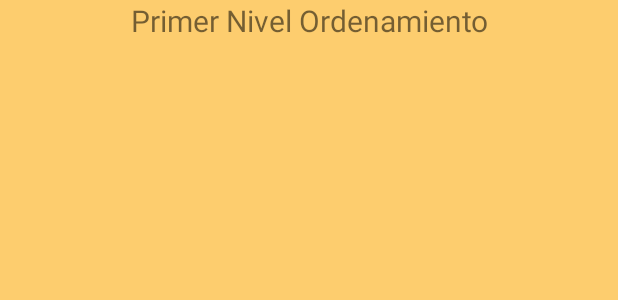
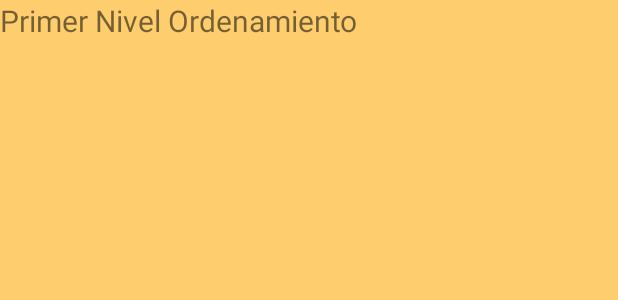
Before and after one commit to miguelaguilarv/TRIOGB, an Android app: the layout fragment_orden.xml on its own in the app's theme, with its tools: preview values and no code run, on a phone screen of 412 x 824 dp. Shown: the top 300 px of the screen. Run offline under Robolectric (Android 15) with nearby library versions, the light colour scheme and no system bars.

Commit message:
Interfaz principal, fragments, colores, fuentes, boton para ir a profile, etc

```diff
--- a/app/src/main/java/com/vocesdelolimpo/triogb/Juegos/OrdenFragment.java
+++ b/app/src/main/java/com/vocesdelolimpo/triogb/Juegos/OrdenFragment.java
@@ -22,7 +22,7 @@ public class OrdenFragment extends Fragment {
     @Override
     public View onCreateView(LayoutInflater inflater, ViewGroup container,
                              Bundle savedInstanceState) {
-        // Inflate the layout for this fragment
+
         return inflater.inflate(R.layout.fragment_orden, container, false);
     }
 
--- a/app/src/main/java/com/vocesdelolimpo/triogb/Juegos/OrdenFragment2Nivel.java
+++ b/app/src/main/java/com/vocesdelolimpo/triogb/Juegos/OrdenFragment2Nivel.java
@@ -17,7 +17,7 @@ public class OrdenFragment2Nivel extends Fragment {
     @Override
     public View onCreateView(LayoutInflater inflater, ViewGroup container,
                              Bundle savedInstanceState) {
-        // Inflate the layout for this fragment
+
         return inflater.inflate(R.layout.fragment_orden_fragment2_nivel, container, false);
     }
 
--- a/app/src/main/res/layout/fragment_orden.xml
+++ b/app/src/main/res/layout/fragment_orden.xml
@@ -11,6 +11,5 @@
             android:layout_width="match_parent"
             android:layout_height="wrap_content"
             android:text="Primer Nivel Ordenamiento"
-            android:textSize="20dp"
-            android:textAlignment="center"/>
+            android:textSize="20dp"/>
 </RelativeLayout>
--- a/app/src/main/res/layout/fragment_orden_fragment2_nivel.xml
+++ b/app/src/main/res/layout/fragment_orden_fragment2_nivel.xml
@@ -15,8 +15,7 @@
         android:layout_width="match_parent"
         android:layout_height="wrap_content"
         android:text="Segundo Nivel Ordenamiento"
-        android:textSize="20dp"
-        android:textAlignment="center"/>
+        android:textSize="20dp"/>
 
     </LinearLayout>
 </FrameLayout>
```
